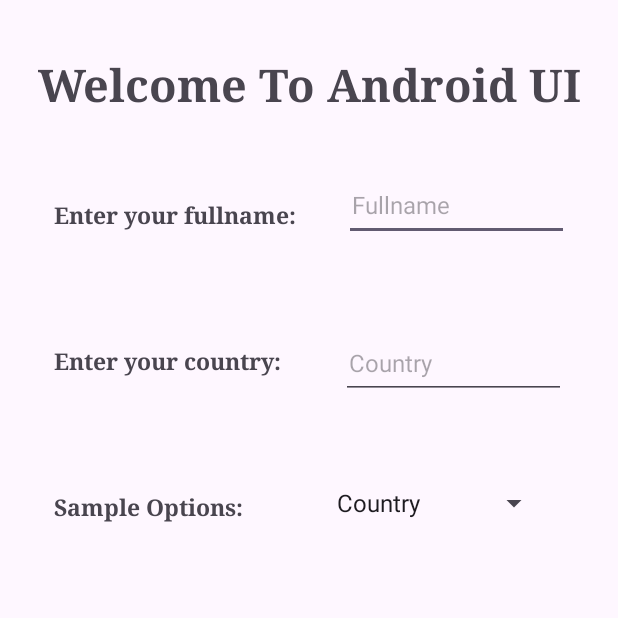
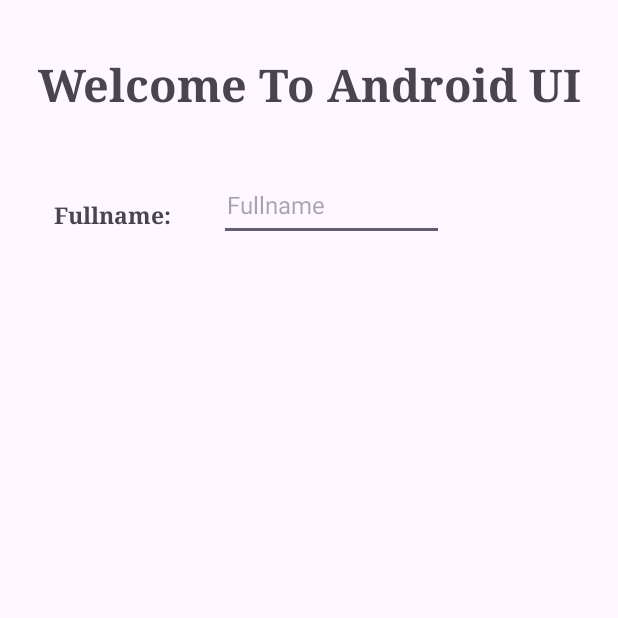
Before and after one commit to aj2333/Laboratory-Tasks, an Android app: the screen it shows after launch (MainActivity), on a phone screen of 412 x 824 dp, the top half of it. Run offline under Robolectric (Android 15) with nearby library versions, the light colour scheme and no system bars.

Commit message:
Save code for Exercise-2

```diff
--- a/app/src/main/java/com/example/laboratorytasks/MainActivity.kt
+++ b/app/src/main/java/com/example/laboratorytasks/MainActivity.kt
@@ -10,7 +10,7 @@ import android.widget.Toast
 import androidx.activity.enableEdgeToEdge
 import androidx.appcompat.app.AppCompatActivity
 
-class MainActivity : AppCompatActivity(), AdapterView.OnItemSelectedListener {
+class MainActivity : AppCompatActivity(){
 
     private val country = arrayOf("Philippines", "Panama", "Japan", "Canada", "Australia", "United States")
     private val option = arrayOf("Country", "Philippines", "Panama", "Japan", "Canada", "Australia", "United States")
@@ -19,35 +19,8 @@ class MainActivity : AppCompatActivity(), AdapterView.OnItemSelectedListener {
         super.onCreate(savedInstanceState)
         enableEdgeToEdge()
         setContentView(R.layout.activity_main)
-        //ViewCompat.setOnApplyWindowInsetsListener(findViewById(R.id.main)) { v, insets ->
-        //    val systemBars = insets.getInsets(WindowInsetsCompat.Type.systemBars())
-        //    v.setPadding(systemBars.left, systemBars.top, systemBars.right, systemBars.bottom)
-        //    insets
-        //val etFullname: EditText = findViewById(R.id.etFullname)
 
-        val actvCountry: AutoCompleteTextView = findViewById(R.id.actvCountry)
-        val countryAdapter = ArrayAdapter(this, android.R.layout.simple_dropdown_item_1line, country)
-        actvCountry.setAdapter(countryAdapter)
-        actvCountry.threshold = 1
 
-        val spinner: Spinner = findViewById(R.id.spnOptions)
-        val spinnerAdapter = ArrayAdapter(this, android.R.layout.simple_spinner_item, option)
-        spinnerAdapter.setDropDownViewResource(android.R.layout.simple_spinner_dropdown_item)
-        spinner.adapter = spinnerAdapter
-        spinner.onItemSelectedListener = this
-    }
 
-    override fun onItemSelected(
-        parent: AdapterView<*>?,
-        view: View?,
-        position: Int,
-        id: Long
-    ) {
-        val selectedItem = parent?.getItemAtPosition(position).toString()
-        Toast.makeText(this, "Selected: $selectedItem", Toast.LENGTH_SHORT).show()
-    }
-
-    override fun onNothingSelected(parent: AdapterView<*>?) {
-        TODO("Not yet implemented")
     }
 }
--- a/app/src/main/res/layout/activity_main.xml
+++ b/app/src/main/res/layout/activity_main.xml
@@ -28,7 +28,7 @@
         android:layout_marginStart="16dp"
         android:layout_marginTop="36dp"
         android:padding="20dp"
-        android:text="Enter your fullname:"
+        android:text="Fullname:"
         android:textSize="15sp"
         android:textStyle="bold"
         android:typeface="serif"
@@ -47,58 +47,5 @@
         app:layout_constraintStart_toEndOf="@id/tvFullname"
         app:layout_constraintTop_toTopOf="@+id/tvFullname" />
 
-    <TextView
-        android:id="@+id/tvCountry"
-        android:layout_width="wrap_content"
-        android:layout_height="wrap_content"
-        android:layout_marginStart="16dp"
-        android:layout_marginTop="36dp"
-        android:padding="20dp"
-        android:text="Enter your country:"
-        android:textSize="15sp"
-        android:textStyle="bold"
-        android:typeface="serif"
-        app:layout_constraintStart_toStartOf="parent"
-        app:layout_constraintTop_toBottomOf="@id/tvFullname" />
-
-
-    <AutoCompleteTextView
-        android:id="@+id/actvCountry"
-        android:layout_width="150dp"
-        android:layout_height="48dp"
-        android:hint="Country"
-        android:layout_marginStart="20dp"
-        android:layout_marginTop="8dp"
-        android:padding="5dp"
-        android:singleLine="true"
-        android:textSize="16sp"
-        app:layout_constraintStart_toEndOf="@id/tvCountry"
-        app:layout_constraintTop_toTopOf="@+id/tvCountry" />
-
-    <TextView
-        android:id="@+id/tvOptions"
-        android:layout_width="wrap_content"
-        android:layout_height="wrap_content"
-        android:layout_marginStart="16dp"
-        android:layout_marginTop="36dp"
-        android:padding="20dp"
-        android:text="Sample Options:"
-        android:textSize="15sp"
-        android:textStyle="bold"
-        android:typeface="serif"
-        app:layout_constraintStart_toStartOf="parent"
-        app:layout_constraintTop_toBottomOf="@id/tvCountry" />
-
-    <Spinner
-        android:id="@+id/spnOptions"
-        android:layout_width="150dp"
-        android:layout_height="48dp"
-        android:layout_marginStart="20dp"
-        android:layout_marginTop="4dp"
-        app:layout_constraintEnd_toEndOf="parent"
-        app:layout_constraintHorizontal_bias=".8"
-        app:layout_constraintStart_toEndOf="@id/tvOptions"
-        app:layout_constraintStart_toStartOf="@id/tvOptions"
-        app:layout_constraintTop_toTopOf="@+id/tvOptions" />
 
 </androidx.constraintlayout.widget.ConstraintLayout>
```
